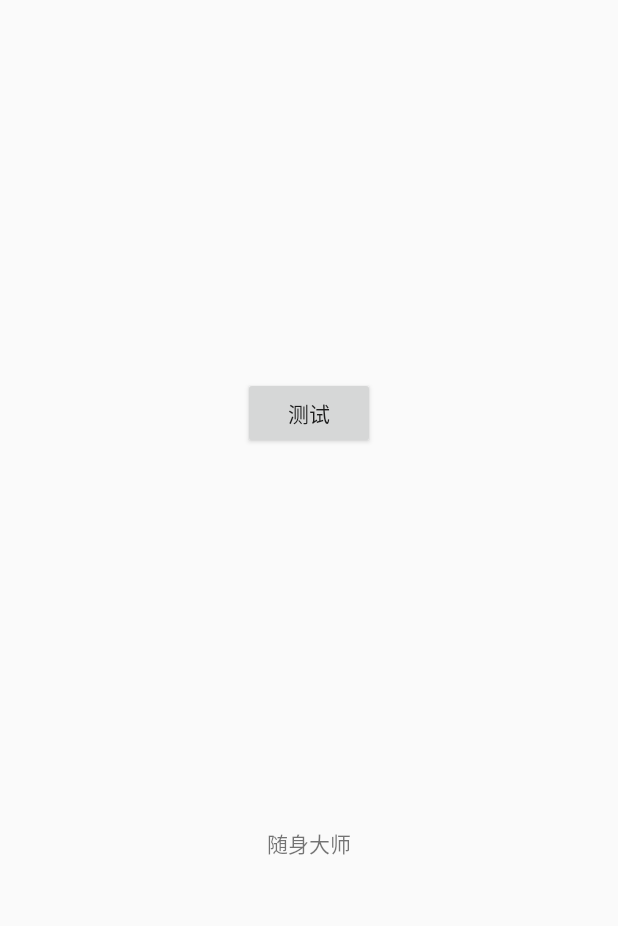
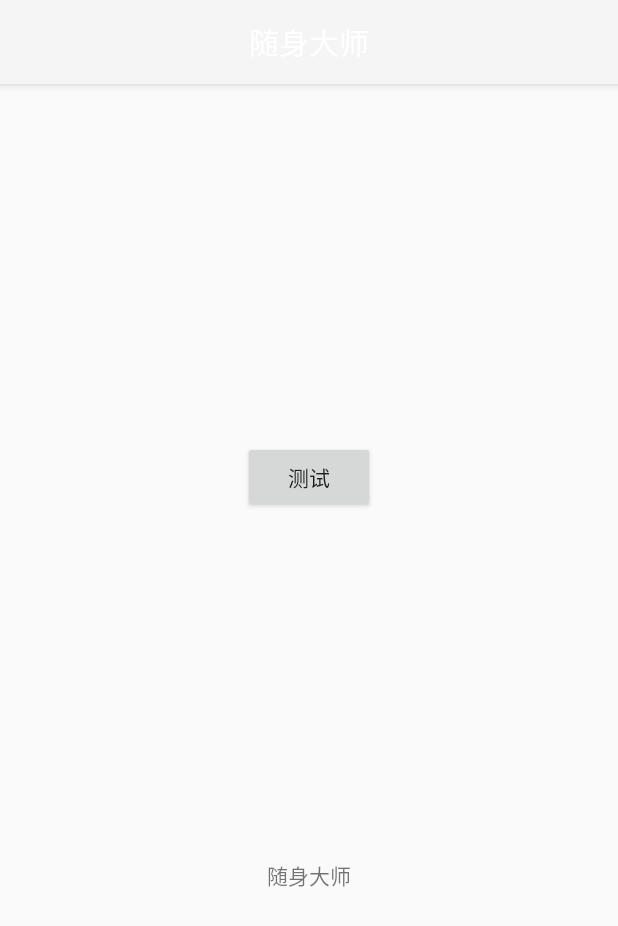
Before and after one commit to YJWWZHANG/ssds_android, an Android app: the screen it shows after launch (MainActivity), on a phone screen of 412 x 824 dp. Shown: the top 926 px of the screen. Run offline under Robolectric (Android 15) with nearby library versions, the phone set to English and light mode, and no system bars; our stand-ins replace ButterKnife, Dagger/Hilt's generated code, EventBus; libraries missing offline, so code that uses them is left out: com.alibaba.android, com.blankj.utilcode; 4 statements that could not run were skipped.

Commit message:
1.0.0 1110 MVP框架、组件化开发初步完成

```diff
--- a/app/src/main/java/com/dashi1314/ssds/mvp/ui/activity/MainActivity.java
+++ b/app/src/main/java/com/dashi1314/ssds/mvp/ui/activity/MainActivity.java
@@ -1,6 +1,8 @@
 package com.dashi1314.ssds.mvp.ui.activity;
 
+import android.os.Bundle;
 import android.view.View;
+import android.widget.Button;
 import android.widget.TextView;
 
 import com.alibaba.android.arouter.launcher.ARouter;
@@ -14,12 +16,15 @@ import com.dashi1314.ssds.mvp.contract.MainContract;
 import com.dashi1314.ssds.mvp.presenter.MainPresenter;
 
 import butterknife.BindView;
+import butterknife.ButterKnife;
 import butterknife.OnClick;
 
 public class MainActivity extends BaseActivity<MainPresenter> implements MainContract.View {
 
     @BindView(R.id.tv_test)
     TextView mTvTest;
+    @BindView(R.id.tv_title)
+    TextView mTvTitle;
 
     @Override
     protected void initInject() {
@@ -33,7 +38,7 @@ public class MainActivity extends BaseActivity<MainPresenter> implements MainCon
 
     @Override
     protected void initEventAndData() {
-
+        mTvTitle.setText(R.string.app_name);
     }
 
     @Override
@@ -65,4 +70,11 @@ public class MainActivity extends BaseActivity<MainPresenter> implements MainCon
     public void setTest(String s) {
         mTvTest.setText(s);
     }
+
+    @Override
+    protected void onCreate(Bundle savedInstanceState) {
+        super.onCreate(savedInstanceState);
+        // TODO: add setContentView(...) invocation
+        ButterKnife.bind(this);
+    }
 }
--- a/app/src/main/res/layout/activity_main.xml
+++ b/app/src/main/res/layout/activity_main.xml
@@ -6,6 +6,15 @@
     android:layout_width="match_parent"
     android:layout_height="match_parent"
     tools:context=".mvp.ui.activity.MainActivity">
+
+    <include
+        android:id="@+id/include"
+        layout="@layout/view_toolbar"
+        android:layout_width="0dp"
+        android:layout_height="wrap_content"
+        app:layout_constraintEnd_toEndOf="parent"
+        app:layout_constraintStart_toStartOf="parent"
+        app:layout_constraintTop_toTopOf="parent"/>
 
     <TextView
         android:id="@+id/tv_test"
@@ -24,10 +33,12 @@
         android:layout_height="wrap_content"
         android:layout_marginEnd="8dp"
         android:layout_marginStart="8dp"
+        android:layout_marginTop="8dp"
         android:text="测试"
         app:layout_constraintBottom_toTopOf="@+id/tv_test"
         app:layout_constraintEnd_toEndOf="parent"
         app:layout_constraintStart_toStartOf="parent"
-        app:layout_constraintTop_toTopOf="parent"/>
+        app:layout_constraintTop_toBottomOf="@+id/include"/>
+
 
 </android.support.constraint.ConstraintLayout>
--- a/component-ssdsim/src/main/res/values/strings.xml
+++ b/component-ssdsim/src/main/res/values/strings.xml
@@ -1,3 +1,3 @@
 <resources>
-    <string name="app_name">component-ssdsim</string>
+    <string name="ssdsim_app_name">component-ssdsim</string>
 </resources>
--- a/component-ssdsim/src/main/runalone/java/com/dashi1314/ssdsim/SsdsImMainActivity.java
+++ b/component-ssdsim/src/main/runalone/java/com/dashi1314/ssdsim/SsdsImMainActivity.java
@@ -33,7 +33,7 @@ public class SsdsImMainActivity extends SimpleActivity {
     @Override
     protected void initEventAndData() {
         setSupportActionBar(mToolbar);
-        mTvTitle.setText("随身大师-IM模块");
+        mTvTitle.setText(R.string.ssdsim_app_name);
     }
 
 }
```
